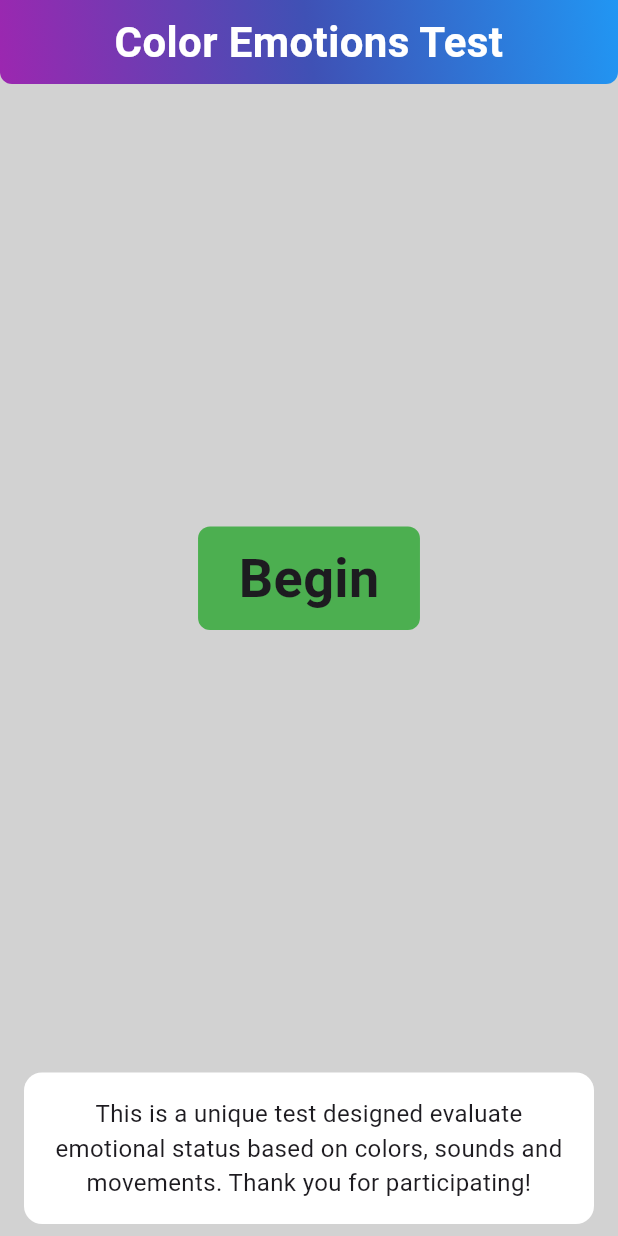
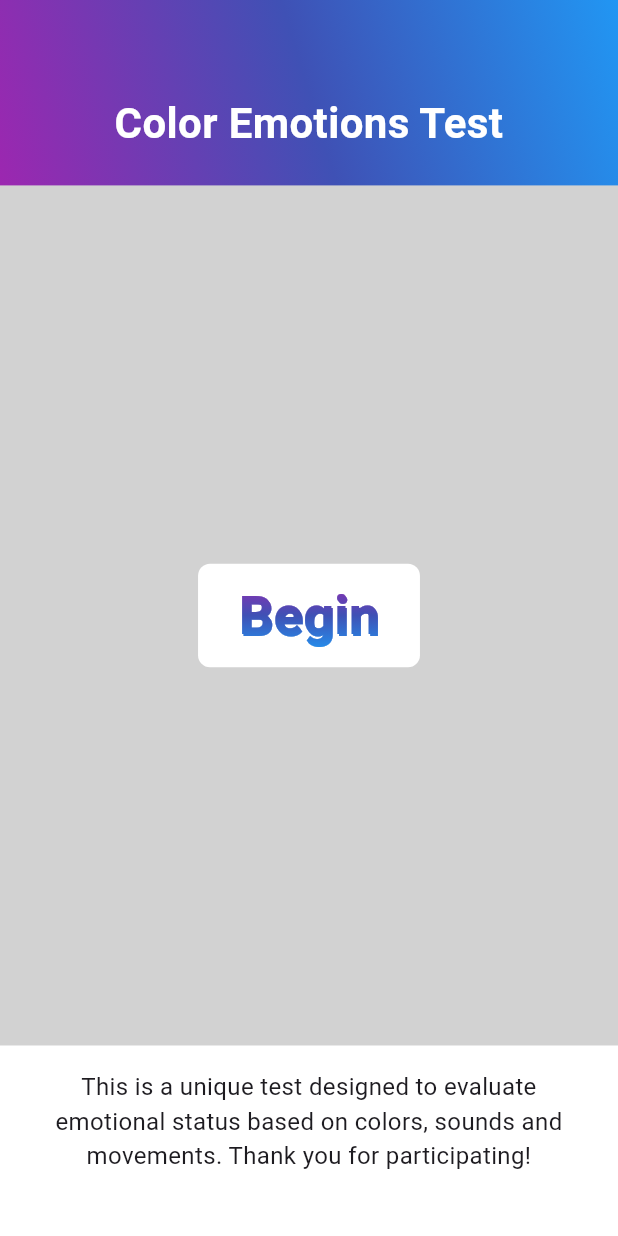
Before and after one commit to jackson338/color_emotions_test, a Flutter app: the screen it shows after launch, on a phone screen of 412 x 824 dp. Run offline on Flutter 3.47's test engine with Material 3 defaults, Android fonts, the phone set to English and light mode, and no system bars; our stand-ins replace flutter_bloc.

```diff
--- a/health_app/lib/insufficient_data_view.dart
+++ b/health_app/lib/insufficient_data_view.dart
@@ -29,6 +29,7 @@ class InsufficientDataView extends StatelessWidget {
               child: InkWell(
                 onTap: () => Navigator.of(context)
                   ..pop()
+                  ..pop()
                   ..pop(),
                 child: Container(
                   decoration: BoxDecoration(
--- a/health_app/lib/main.dart
+++ b/health_app/lib/main.dart
@@ -2,17 +2,42 @@ import 'package:flutter/material.dart';
 
 import 'package:health_app/instructions_view.dart';
 
-void main() => runApp(const MaterialApp(home: RbeatApp()));
+void main() => runApp(MaterialApp(
+      home: RbeatApp(),
+      debugShowCheckedModeBanner: false,
+    ));
 
 class RbeatApp extends StatelessWidget {
-  const RbeatApp({super.key});
+  RbeatApp({super.key});
+
+  final gradient = LinearGradient(
+    begin: Alignment.bottomCenter,
+    end: Alignment.topCenter,
+    colors: [
+      Colors.blue,
+      Colors.indigo,
+      Colors.purple,
+    ],
+  );
+
+  final textStyle = TextStyle(
+    fontSize: 36,
+    fontWeight: FontWeight.bold,
+    color: Colors.white,
+    shadows: [
+      BoxShadow(
+        color: Colors.white,
+        spreadRadius: 5,
+        offset: Offset(1, 1),
+      )
+    ],
+  );
 
   @override
   Widget build(BuildContext context) {
     return Scaffold(
       backgroundColor: const Color(0xFFD2D2D2),
-      body: SafeArea(
-        child: Column(
+      body: Column(
         children: [
           const TitleBar(),
           const Spacer(),
@@ -29,18 +54,22 @@ class RbeatApp extends StatelessWidget {
               child: Container(
                 decoration: BoxDecoration(
                   borderRadius: BorderRadius.circular(8),
-                    color: Colors.green,
+                  color: Colors.white,
                 ),
-                  child: const Padding(
-                    padding: EdgeInsets.symmetric(
+                child: Padding(
+                  padding: const EdgeInsets.symmetric(
                     vertical: 9.0,
                     horizontal: 27.0,
                   ),
+                  child: ShaderMask(
+                    shaderCallback: (bounds) {
+                      return gradient.createShader(
+                        Rect.fromLTWH(0, 0, bounds.width, bounds.height),
+                      );
+                    },
                     child: Text(
                       'Begin',
-                      style: TextStyle(
-                        fontSize: 36,
-                        fontWeight: FontWeight.bold,
+                      style: textStyle,
                     ),
                   ),
                 ),
@@ -48,20 +77,17 @@ class RbeatApp extends StatelessWidget {
             ),
           ),
           const Spacer(),
-            Padding(
-              padding:
-                  const EdgeInsets.symmetric(vertical: 8.0, horizontal: 16.0),
-              child: Container(
+          Container(
             decoration: BoxDecoration(
-                  borderRadius: BorderRadius.circular(12),
+              // borderRadius: BorderRadius.circular(12),
               color: Colors.white,
             ),
             child: const Column(
               children: [
                 Padding(
-                      padding: EdgeInsets.fromLTRB(16.0, 16.0, 16.0, 16.0),
+                  padding: EdgeInsets.fromLTRB(16.0, 16.0, 16.0, 42.0),
                   child: Text(
-                        'This is a unique test designed evaluate emotional status based on colors, sounds and movements. Thank you for participating!',
+                    'This is a unique test designed to evaluate emotional status based on colors, sounds and movements. Thank you for participating!',
                     style: TextStyle(
                       fontSize: 16,
                     ),
@@ -71,9 +97,7 @@ class RbeatApp extends StatelessWidget {
               ],
             ),
           ),
-            ),
         ],
-        ),
       ),
     );
   }
@@ -86,15 +110,14 @@ class TitleBar extends StatelessWidget {
 
   @override
   Widget build(BuildContext context) {
-    return Padding(
-      padding: const EdgeInsets.fromLTRB(0.0, 0.0, 0.0, 8.0),
-      child: GestureDetector(
+    return GestureDetector(
       child: Container(
         width: double.infinity,
+        height: MediaQuery.of(context).size.height * 0.15,
         decoration: const BoxDecoration(
-              borderRadius: BorderRadius.only(
-                  bottomLeft: Radius.circular(8.0),
-                  bottomRight: Radius.circular(8.0)),
+            // borderRadius: BorderRadius.only(
+            //     bottomLeft: Radius.circular(8.0),
+            //     bottomRight: Radius.circular(8.0)),
             gradient: LinearGradient(
           begin: Alignment.topRight,
           end: Alignment.bottomLeft,
@@ -109,9 +132,13 @@ class TitleBar extends StatelessWidget {
           ],
         )),
         child: const Column(
+          mainAxisAlignment: MainAxisAlignment.end,
           children: [
-              Padding(
-                padding: EdgeInsets.all(8.0),
+            Spacer(
+              flex: 1,
+            ),
+            Expanded(
+              flex: 1,
               child: Text(
                 'Color Emotions Test',
                 style: TextStyle(
@@ -125,7 +152,6 @@ class TitleBar extends StatelessWidget {
           ],
         ),
       ),
-      ),
     );
   }
 }
--- a/health_app/pubspec.yaml
+++ b/health_app/pubspec.yaml
@@ -35,7 +35,7 @@ dependencies:
   # The following adds the Cupertino Icons font to your application.
   # Use with the CupertinoIcons class for iOS style icons.
   cupertino_icons: ^1.0.2
-  audioplayers: ^5.2.1
+  audioplayers: ^6.1.0
   flutter_bloc: ^8.1.3
 
 dev_dependencies:
@@ -47,7 +47,7 @@ dev_dependencies:
   # activated in the `analysis_options.yaml` file located at the root of your
   # package. See that file for information about deactivating specific lint
   # rules and activating additional ones.
-  flutter_lints: ^2.0.0
+  flutter_lints: ^5.0.0
 
 # For information on the generic Dart part of this file, see the
 # following page: https://dart.dev/tools/pub/pubspec
```
Also changed, not shown: health_app/pubspec.lock, 4 other files. Lines whose indentation alone changed are shown as unchanged.
